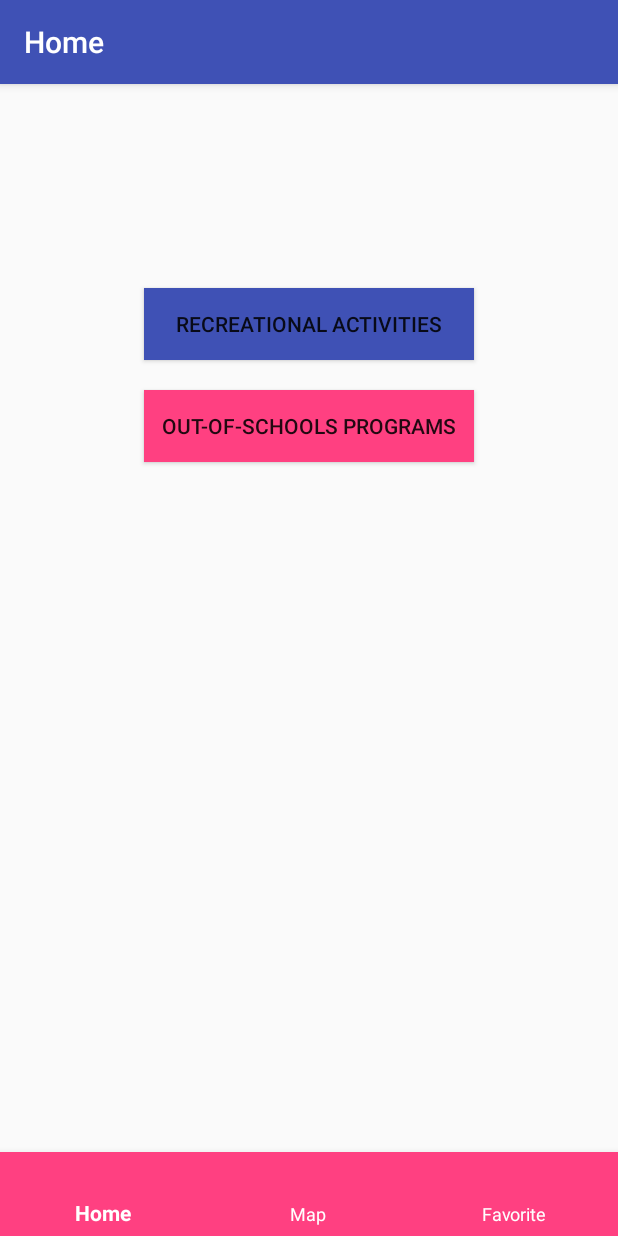
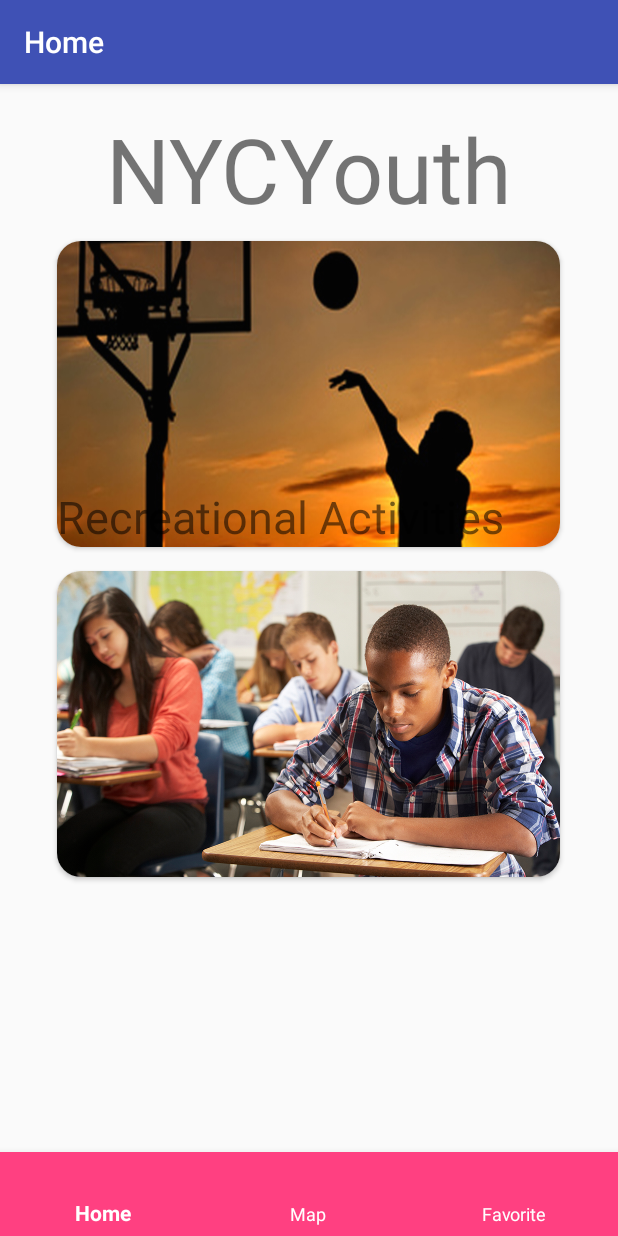
Before and after one commit to mrahimov/Hackathon, an Android app: the screen it shows after launch (MainActivity), on a phone screen of 412 x 824 dp. Run offline under Robolectric (Android 15) with nearby library versions, the phone set to English and light mode, and no system bars.

Commit message:
added cardviews and images to home fragment

```diff
--- a/app/src/main/java/com/example/murodjonrahimov/hackathon/fragments/HomeFragment.java
+++ b/app/src/main/java/com/example/murodjonrahimov/hackathon/fragments/HomeFragment.java
@@ -2,12 +2,16 @@ package com.example.murodjonrahimov.hackathon.fragments;
 
 
 import android.content.Context;
+import android.media.Image;
 import android.os.Bundle;
 import android.support.v4.app.Fragment;
+import android.support.v7.widget.CardView;
 import android.view.LayoutInflater;
 import android.view.View;
 import android.view.ViewGroup;
 import android.widget.Button;
+import android.widget.ImageView;
+import android.widget.TextView;
 
 import com.example.murodjonrahimov.hackathon.R;
 
@@ -17,9 +21,13 @@ import com.example.murodjonrahimov.hackathon.R;
 public class HomeFragment extends Fragment {
 
 
-    private Button recreationalActivitiesButton;
+//    private Button recreationalActivitiesButton;
     private Button outOfSchoolPrograms;
     private FragmentListener fragmentListener;
+
+    private CardView recreationalCard, opportunitiesCard;
+    private ImageView basketballView, opportunitiesView;
+
 
     public HomeFragment() {
     }
@@ -42,17 +50,22 @@ public class HomeFragment extends Fragment {
 
         View rootView = inflater.inflate(R.layout.fragment_home, container, false);
 
-        recreationalActivitiesButton = rootView.findViewById(R.id.recreational_activities_button);
-        outOfSchoolPrograms = rootView.findViewById(R.id.programs_button);
+//        recreationalActivitiesButton = rootView.findViewById(R.id.recreational_activities_button);
+//        outOfSchoolPrograms = rootView.findViewById(R.id.programs_button);
 
-        recreationalActivitiesButton.setOnClickListener(new View.OnClickListener() {
+        recreationalCard = rootView.findViewById(R.id.recreational_cardview);
+        opportunitiesCard = rootView.findViewById(R.id.opportunities_cardview);
+        basketballView = rootView.findViewById(R.id.basketBallImage);
+        opportunitiesView = rootView.findViewById(R.id.opportunitiesImage);
+
+        recreationalCard.setOnClickListener(new View.OnClickListener() {
             @Override
             public void onClick(View v) {
                 fragmentListener.swapWithRecreationalFragment();
             }
         });
 
-        outOfSchoolPrograms.setOnClickListener(new View.OnClickListener() {
+        opportunitiesCard.setOnClickListener(new View.OnClickListener() {
             @Override
             public void onClick(View v) {
                 fragmentListener.swapWithOutOfSchoolFragment();
--- a/app/src/main/res/layout/fragment_home.xml
+++ b/app/src/main/res/layout/fragment_home.xml
@@ -2,27 +2,74 @@
     xmlns:tools="http://schemas.android.com/tools"
     android:layout_width="match_parent"
     android:layout_height="match_parent"
+    xmlns:app="http://schemas.android.com/apk/res-auto"
     android:orientation="vertical"
     android:padding="16dp"
     tools:context="com.example.murodjonrahimov.hackathon.fragments.HomeFragment">
 
-    <Button
-      android:id="@+id/recreational_activities_button"
-      android:layout_width="220dp"
+    <TextView
+        android:layout_width="wrap_content"
         android:layout_height="wrap_content"
         android:layout_gravity="center"
-      android:layout_marginTop="120dp"
-      android:background="@color/colorPrimary"
-      android:text="Recreational Activities"/>
+        android:textSize="60sp"
+        android:text="NYCYouth"/>
 
-    <Button
-      android:id="@+id/programs_button"
-      android:layout_width="220dp"
+    <android.support.v7.widget.CardView
+        android:id="@+id/recreational_cardview"
+        app:cardCornerRadius="16dp"
+        android:layout_width="350dp"
+        android:layout_height="220dp"
+        android:layout_gravity="center"
+        app:cardUseCompatPadding="true">
+
+        <RelativeLayout
+            android:layout_width="match_parent"
             android:layout_height="wrap_content"
+            android:orientation="vertical">
+
+            <ImageView
+                android:id="@+id/basketBallImage"
+                android:src="@drawable/basketball_two"
+                android:layout_width="match_parent"
+                android:layout_height="wrap_content"
+                android:scaleType="fitXY"/>
+
+            <TextView
+                android:layout_width="wrap_content"
+                android:layout_height="wrap_content"
+                android:layout_alignParentBottom="true"
+                android:layout_alignParentStart="true"
+                android:layout_marginBottom="12dp"
+                android:text="Recreational Activities"
+                android:textSize="30sp" />
+
+        </RelativeLayout>
+
+    </android.support.v7.widget.CardView>
+
+    <android.support.v7.widget.CardView
+        android:id="@+id/opportunities_cardview"
+        app:cardCornerRadius="16dp"
+        android:layout_width="350dp"
+        android:layout_height="220dp"
         android:layout_gravity="center"
-      android:layout_marginTop="20dp"
-      android:background="@color/colorAccent"
-      android:text="OUT-of-schools programs"/>
+        app:cardUseCompatPadding="true">
+
+        <RelativeLayout
+            android:layout_width="match_parent"
+            android:layout_height="wrap_content"
+            android:orientation="vertical">
+
+            <ImageView
+                android:id="@+id/opportunitiesImage"
+                android:src="@drawable/opportunities"
+                android:layout_width="match_parent"
+                android:layout_height="wrap_content"
+                android:scaleType="fitXY"/>
+
+        </RelativeLayout>
+
+    </android.support.v7.widget.CardView>
 
 
 </LinearLayout>
```
Also changed, not shown: app/src/main/res/basketball.jpg (added), app/src/main/res/drawable/basketball_two.jpg (added), app/src/main/res/drawable/opportunities.jpg (added). Lines whose indentation alone changed are shown as unchanged.
